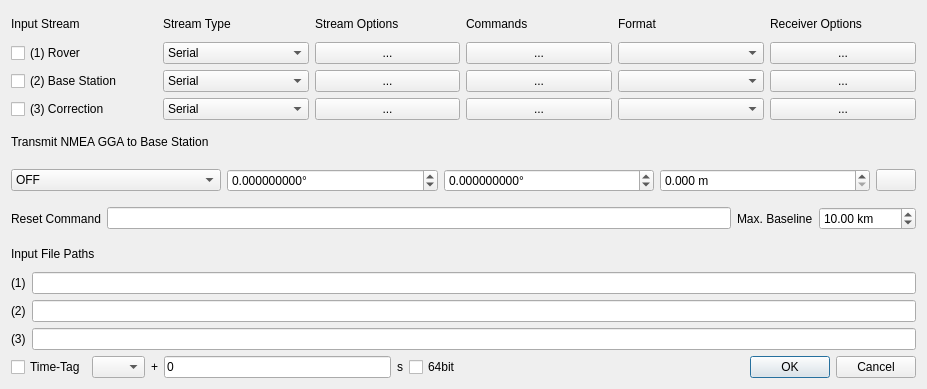
This is app/qtapp/rtknavi_qt/instrdlg.ui in lhuisman/myRTKLIB as Qt 5 draws it before an edit. The edited form follows.
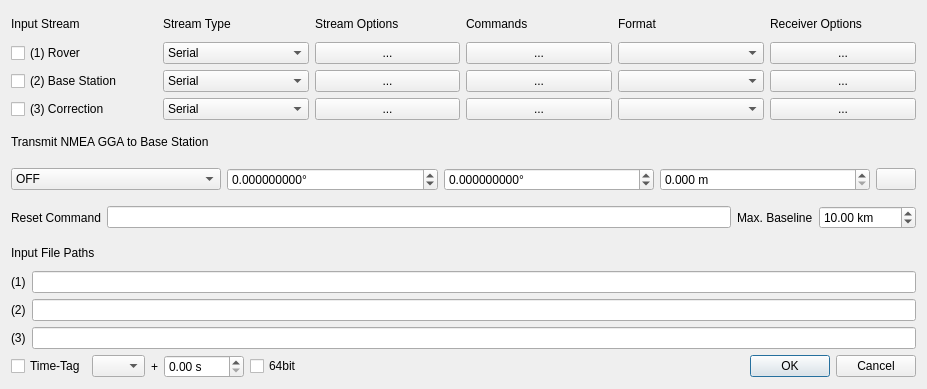
This is the edited form. Icons and pictures are not drawn.

The edit to the form file:
```diff
--- a/app/qtapp/rtknavi_qt/instrdlg.ui
+++ b/app/qtapp/rtknavi_qt/instrdlg.ui
@@ -79,16 +79,6 @@
         </item>
        </widget>
       </item>
-      <item row="0" column="3">
-       <widget class="QLineEdit" name="lETimeStart">
-        <property name="toolTip">
-         <string>Specify the start time for replay</string>
-        </property>
-        <property name="text">
-         <string>0</string>
-        </property>
-       </widget>
-      </item>
       <item row="0" column="2">
        <widget class="QLabel" name="lblF3">
         <property name="text">
@@ -96,6 +86,16 @@
         </property>
        </widget>
       </item>
+      <item row="0" column="3">
+       <widget class="QDoubleSpinBox" name="sBTimeStart">
+        <property name="suffix">
+         <string> s</string>
+        </property>
+        <property name="maximum">
+         <double>3600.000000000000000</double>
+        </property>
+       </widget>
+      </item>
       <item row="0" column="0">
        <widget class="QCheckBox" name="cBTimeTag">
         <property name="toolTip">
@@ -107,13 +107,6 @@
        </widget>
       </item>
       <item row="0" column="4">
-       <widget class="QLabel" name="lblF2">
-        <property name="text">
-         <string>s</string>
-        </property>
-       </widget>
-      </item>
-      <item row="0" column="5">
        <widget class="QCheckBox" name="cB64Bit">
         <property name="toolTip">
          <string>Use 64 bit time-tags</string>
```
Left out of the diff: 63 changed lines with no effect on the pictures.
